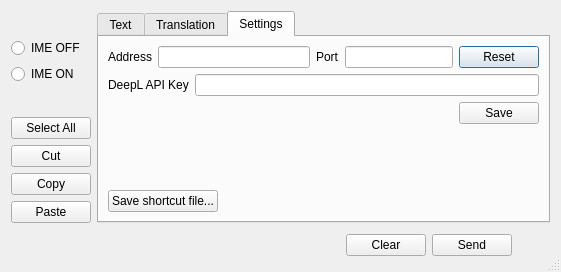
Before: the Qt Designer form MainDialog.ui in soramimi/OSC-ChatPad, drawn with Qt 5.
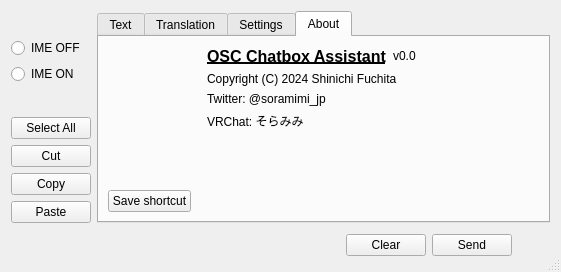
After: the same form once the commit is applied. Custom widgets are drawn as their Qt base class.

Commit message: Include application icons and resources in project

```diff
--- a/MainDialog.ui
+++ b/MainDialog.ui
@@ -127,7 +127,7 @@
         <enum>Qt::NoFocus</enum>
        </property>
        <property name="currentIndex">
-        <number>2</number>
+        <number>3</number>
        </property>
        <widget class="QWidget" name="tab_text">
         <attribute name="title">
@@ -384,24 +384,165 @@
            </property>
           </spacer>
          </item>
+        </layout>
+       </widget>
+       <widget class="QWidget" name="tab_about">
+        <attribute name="title">
+         <string>About</string>
+        </attribute>
+        <layout class="QHBoxLayout" name="horizontalLayout_4">
          <item>
-          <layout class="QHBoxLayout" name="horizontalLayout_4">
+          <layout class="QVBoxLayout" name="verticalLayout_8">
+           <item>
+            <widget class="ImageWidget" name="widget_app_icon" native="true">
+             <property name="sizePolicy">
+              <sizepolicy hsizetype="Preferred" vsizetype="Expanding">
+               <horstretch>0</horstretch>
+               <verstretch>0</verstretch>
+              </sizepolicy>
+             </property>
+            </widget>
+           </item>
            <item>
             <widget class="QPushButton" name="pushButton_save_shortcut_file">
              <property name="text">
-              <string>Save shortcut file...</string>
+              <string>Save shortcut</string>
              </property>
             </widget>
            </item>
+          </layout>
+         </item>
+         <item>
+          <spacer name="horizontalSpacer_4">
+           <property name="orientation">
+            <enum>Qt::Horizontal</enum>
+           </property>
+           <property name="sizeType">
+            <enum>QSizePolicy::Fixed</enum>
+           </property>
+           <property name="sizeHint" stdset="0">
+            <size>
+             <width>10</width>
+             <height>20</height>
+            </size>
+           </property>
+          </spacer>
+         </item>
+         <item>
+          <layout class="QVBoxLayout" name="verticalLayout_7">
            <item>
-            <spacer name="horizontalSpacer">
+            <layout class="QHBoxLayout" name="horizontalLayout_8">
+             <item>
+              <widget class="QLabel" name="label_5">
+               <property name="sizePolicy">
+                <sizepolicy hsizetype="Maximum" vsizetype="Preferred">
+                 <horstretch>0</horstretch>
+                 <verstretch>0</verstretch>
+                </sizepolicy>
+               </property>
+               <property name="font">
+                <font>
+                 <pointsize>12</pointsize>
+                 <bold>true</bold>
+                 <underline>true</underline>
+                </font>
+               </property>
+               <property name="text">
+                <string>OSC Chatbox Assistant</string>
+               </property>
+              </widget>
+             </item>
+             <item>
+              <widget class="QLabel" name="label_version">
+               <property name="text">
+                <string>v0.0</string>
+               </property>
+              </widget>
+             </item>
+             <item>
+              <spacer name="horizontalSpacer">
+               <property name="orientation">
+                <enum>Qt::Horizontal</enum>
+               </property>
+               <property name="sizeHint" stdset="0">
+                <size>
+                 <width>40</width>
+                 <height>20</height>
+                </size>
+               </property>
+              </spacer>
+             </item>
+            </layout>
+           </item>
+           <item>
+            <widget class="QLabel" name="label_7">
+             <property name="text">
+              <string>Copyright (C) 2024 Shinichi Fuchita</string>
+             </property>
+            </widget>
+           </item>
+           <item>
+            <widget class="QLabel" name="label_8">
+             <property name="text">
+              <string>Twitter: @soramimi_jp</string>
+             </property>
+            </widget>
+           </item>
+           <item>
+            <widget class="QLabel" name="label_9">
+             <property name="text">
+              <string>VRChat: そらみみ</string>
+             </property>
+            </widget>
+           </item>
+           <item>
+            <spacer name="verticalSpacer_4">
              <property name="orientation">
-              <enum>Qt::Horizontal</enum>
+              <enum>Qt::Vertical</enum>
              </property>
              <property name="sizeHint" stdset="0">
               <size>
-               <width>40</width>
-               <height>20</height>
+               <width>20</width>
+               <height>40</height>
+              </size>
+             </property>
+            </spacer>
+           </item>
+          </layout>
+         </item>
+         <item>
+          <layout class="QVBoxLayout" name="verticalLayout_6">
+           <item>
+            <widget class="ImageWidget" name="widget_creator_icon" native="true">
+             <property name="sizePolicy">
+              <sizepolicy hsizetype="Fixed" vsizetype="Fixed">
+               <horstretch>0</horstretch>
+               <verstretch>0</verstretch>
+              </sizepolicy>
+             </property>
+             <property name="minimumSize">
+              <size>
+               <width>64</width>
+               <height>64</height>
+              </size>
+             </property>
+             <property name="maximumSize">
+              <size>
+               <width>64</width>
+               <height>64</height>
+              </size>
+             </property>
+            </widget>
+           </item>
+           <item>
+            <spacer name="verticalSpacer_5">
+             <property name="orientation">
+              <enum>Qt::Vertical</enum>
+             </property>
+             <property name="sizeHint" stdset="0">
+              <size>
+               <width>20</width>
+               <height>40</height>
               </size>
              </property>
             </spacer>
@@ -494,6 +635,12 @@
    <header>StatusWidget.h</header>
    <container>1</container>
   </customwidget>
+  <customwidget>
+   <class>ImageWidget</class>
+   <extends>QWidget</extends>
+   <header>ImageWidget.h</header>
+   <container>1</container>
+  </customwidget>
  </customwidgets>
  <tabstops>
   <tabstop>plainTextEdit</tabstop>
```
Left out of the diff: 1 changed line with no effect on the pictures. The commit also changes 15 other files.
